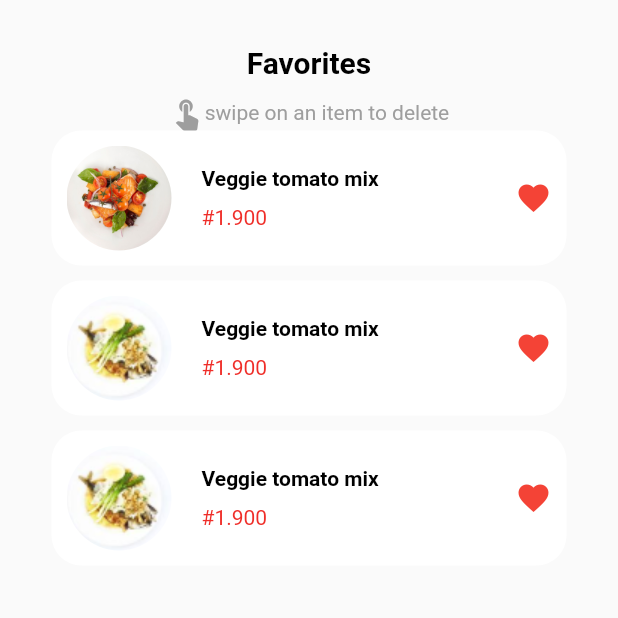
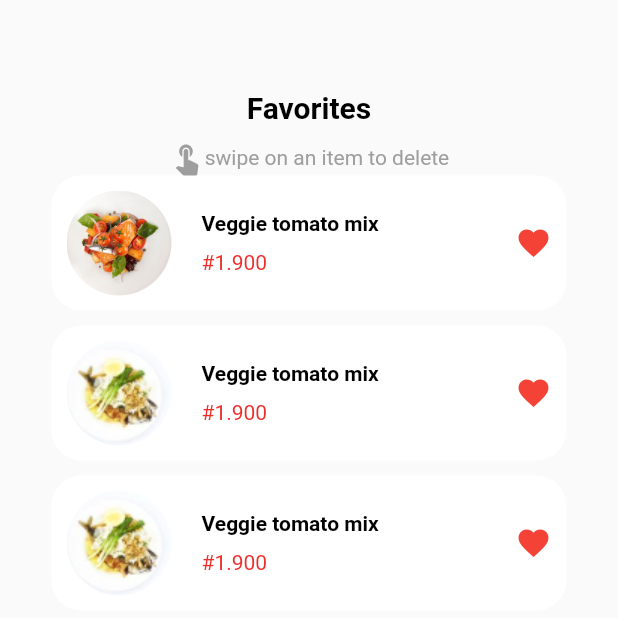
Before and after one commit to syyao/food_app, a Flutter app: the FavoriteScreen screen opened by its route, on a phone screen of 412 x 824 dp, the top half of it. Run offline on Flutter 3.47's test engine with Material 2 defaults, Android fonts, the phone set to English and light mode, and no system bars.

```diff
--- a/lib/challengeUI_2/favoritePage.dart
+++ b/lib/challengeUI_2/favoritePage.dart
@@ -68,7 +68,7 @@ class _FavoriteScreenState extends State<FavoriteScreen> {
       body: Column(
         crossAxisAlignment: CrossAxisAlignment.center,
         children: <Widget>[
-          SizedBox(height: 30),
+          SizedBox(height: 60),
           Row(
             mainAxisAlignment: MainAxisAlignment.center,
             children: <Widget>[
```
